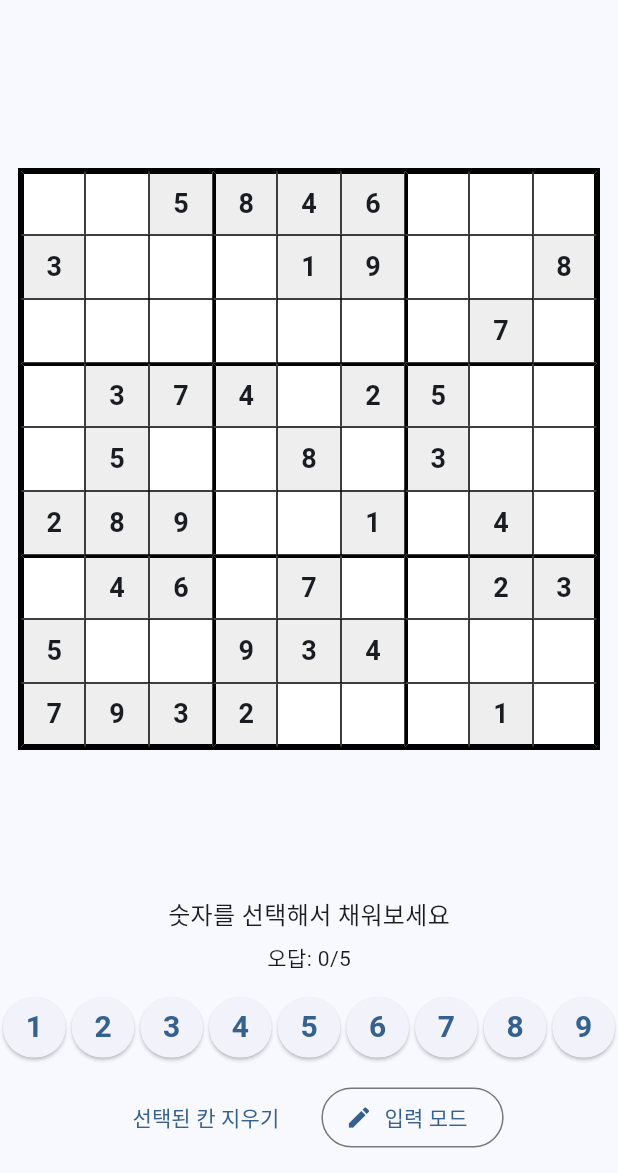
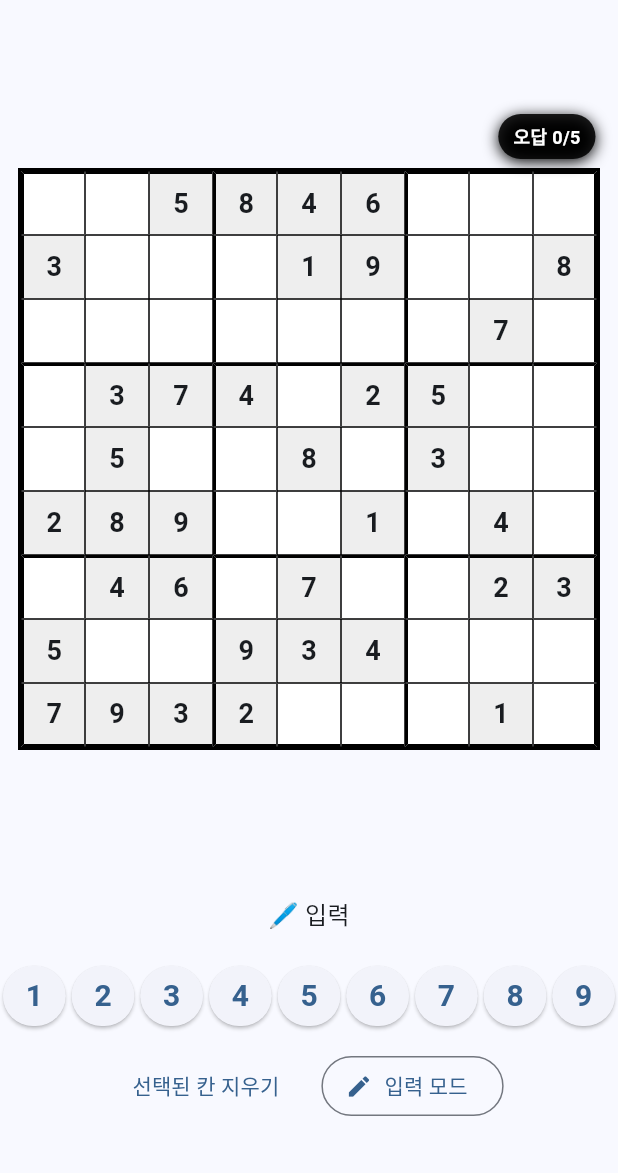
Before and after one commit to minBuild/sudoku, a Flutter app: the screen it shows after launch, after a tap on an icon or button, on a phone screen of 412 x 824 dp, the part 63-1236 px from its top. Run offline on Flutter 3.47's test engine with Material 3 defaults, Android fonts, the phone set to English and light mode, and no system bars.

Commit message:
feat: Change the incorrect answer display position

```diff
--- a/lib/screens/sudoku_screen.dart
+++ b/lib/screens/sudoku_screen.dart
@@ -118,10 +118,24 @@ class _SudokuScreenState extends State<SudokuScreen> {
         children: [
           const SizedBox(height: 16),
           // 보드 영역
-          const Expanded(
+          Expanded(
             flex: 3,
             child: Center(
-              child: SudokuBoard(),
+              child: Stack(
+                clipBehavior: Clip.none,
+                children: [
+                  const SudokuBoard(), // 이건 const여도 되지만, 아래 때문에 통째 const를 못 씀
+
+                  Positioned(
+                    top: -24,
+                    right: 15,
+                    child: _WrongCounterBadge(
+                      wrong: controller.wrongCount,
+                      maxWrong: SudokuController.maxWrongCount,
+                    ),
+                  ),
+                ],
+              ),
             ),
           ),
           const SizedBox(height: 16),
@@ -135,15 +149,11 @@ class _SudokuScreenState extends State<SudokuScreen> {
                       : controller.isGameOver
                       ? '게임 종료'
                       : controller.isNoteMode
-                      ? '메모 모드: 후보 숫자를 기록해보세요'
-                      : '숫자를 선택해서 채워보세요',
+                      ? '📝 메모'
+                      : '🖊️ 입력',
                   style: const TextStyle(fontSize: 16),
                 ),
                 const SizedBox(height: 6),
-                Text(
-                  '오답: ${controller.wrongCount}/${SudokuController.maxWrongCount}',
-                  style: const TextStyle(fontSize: 14),
-                ),
                 const SizedBox(height: 8),
                 const _NumberPad(),
                 const SizedBox(height: 8),
@@ -206,3 +216,40 @@ class _NumberPad extends StatelessWidget {
     );
   }
 }
+
+class _WrongCounterBadge extends StatelessWidget {
+  final int wrong;
+  final int maxWrong;
+
+  const _WrongCounterBadge({
+    required this.wrong,
+    required this.maxWrong,
+  });
+
+  @override
+  Widget build(BuildContext context) {
+    final isDanger = wrong >= maxWrong - 1;
+
+    return Container(
+      padding: const EdgeInsets.symmetric(horizontal: 10, vertical: 6),
+      decoration: BoxDecoration(
+        color: isDanger ? Colors.red.shade400 : Colors.black87,
+        borderRadius: BorderRadius.circular(999),
+        boxShadow: const [
+          BoxShadow(
+            blurRadius: 8,
+            offset: Offset(0, 2),
+          ),
+        ],
+      ),
+      child: Text(
+        '오답 $wrong/$maxWrong',
+        style: const TextStyle(
+          color: Colors.white,
+          fontSize: 12,
+          fontWeight: FontWeight.bold,
+        ),
+      ),
+    );
+  }
+}
```
